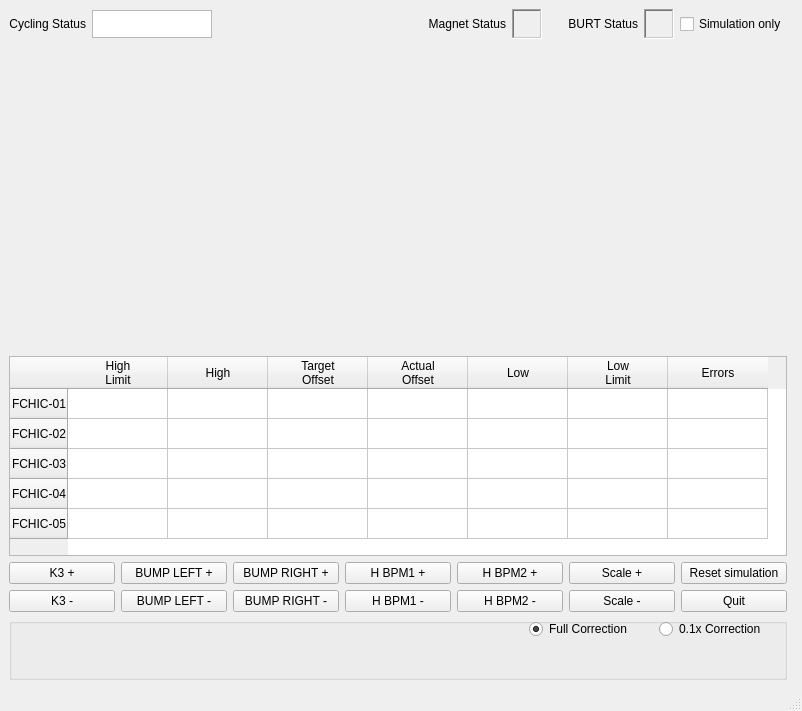
First picture: the form in i10chicgui.ui, repository DiamondLightSource/i10switching, before the edit.
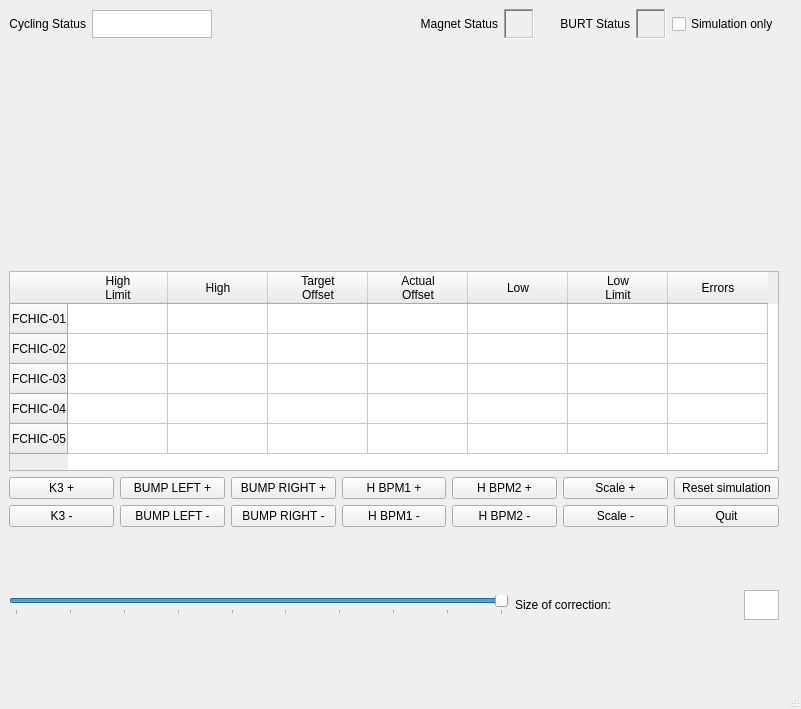
Second picture: the form after the edit.

Commit message: fixed problems with overcurrentexception, scale buttons, reset and shading, added slider for jog_scale

```diff
--- a/i10chicgui.ui
+++ b/i10chicgui.ui
@@ -6,8 +6,8 @@
    <rect>
     <x>0</x>
     <y>0</y>
-    <width>802</width>
-    <height>711</height>
+    <width>801</width>
+    <height>709</height>
    </rect>
   </property>
   <property name="windowTitle">
@@ -123,7 +123,7 @@
       </item>
      </layout>
     </item>
-    <item row="2" column="0" rowspan="5" colspan="2">
+    <item row="1" column="0" rowspan="6">
      <layout class="QVBoxLayout" name="matplotlib_layout"/>
     </item>
     <item row="7" column="0">
@@ -241,42 +241,6 @@
       </item>
      </widget>
     </item>
-    <item row="9" column="0">
-     <widget class="QGroupBox" name="groupBox">
-      <property name="title">
-       <string/>
-      </property>
-      <widget class="QRadioButton" name="small_correction_radiobutton">
-       <property name="geometry">
-        <rect>
-         <x>650</x>
-         <y>0</y>
-         <width>127</width>
-         <height>22</height>
-        </rect>
-       </property>
-       <property name="text">
-        <string>0.1x Correction</string>
-       </property>
-      </widget>
-      <widget class="QRadioButton" name="full_correction_radiobutton">
-       <property name="geometry">
-        <rect>
-         <x>520</x>
-         <y>0</y>
-         <width>121</width>
-         <height>22</height>
-        </rect>
-       </property>
-       <property name="text">
-        <string>Full Correction</string>
-       </property>
-       <property name="checked">
-        <bool>true</bool>
-       </property>
-      </widget>
-     </widget>
-    </item>
     <item row="0" column="0">
      <layout class="QGridLayout" name="s">
       <property name="sizeConstraint">
@@ -480,6 +444,65 @@
       </item>
      </layout>
     </item>
+    <item row="15" column="3">
+     <widget class="QLabel" name="label">
+      <property name="text">
+       <string/>
+      </property>
+     </widget>
+    </item>
+    <item row="12" column="0" rowspan="4">
+     <layout class="QGridLayout" name="gridLayout_2">
+      <item row="1" column="0">
+       <widget class="QSlider" name="jog_scale_slider">
+        <property name="maximumSize">
+         <size>
+          <width>500</width>
+          <height>16777215</height>
+         </size>
+        </property>
+        <property name="minimum">
+         <number>1</number>
+        </property>
+        <property name="maximum">
+         <number>10</number>
+        </property>
+        <property name="singleStep">
+         <number>1</number>
+        </property>
+        <property name="sliderPosition">
+         <number>10</number>
+        </property>
+        <property name="orientation">
+         <enum>Qt::Horizontal</enum>
+        </property>
+        <property name="tickPosition">
+         <enum>QSlider::TicksBelow</enum>
+        </property>
+        <property name="tickInterval">
+         <number>1</number>
+        </property>
+       </widget>
+      </item>
+      <item row="1" column="2">
+       <widget class="QTextEdit" name="jog_scale_textbox">
+        <property name="maximumSize">
+         <size>
+          <width>35</width>
+          <height>30</height>
+         </size>
+        </property>
+       </widget>
+      </item>
+      <item row="1" column="1">
+       <widget class="QLabel" name="label_2">
+        <property name="text">
+         <string>Size of correction:</string>
+        </property>
+       </widget>
+      </item>
+     </layout>
+    </item>
    </layout>
   </widget>
   <widget class="QMenuBar" name="menubar">
```
Left out of the diff: 3 changed lines with no effect on the pictures. The commit also changes 4 other files.
